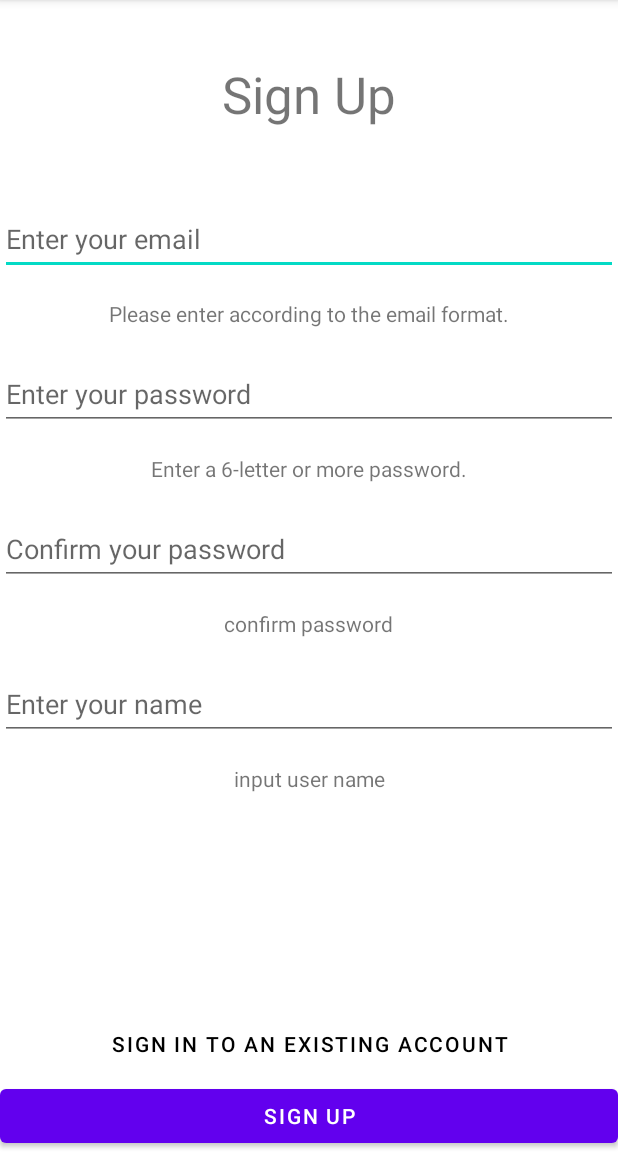
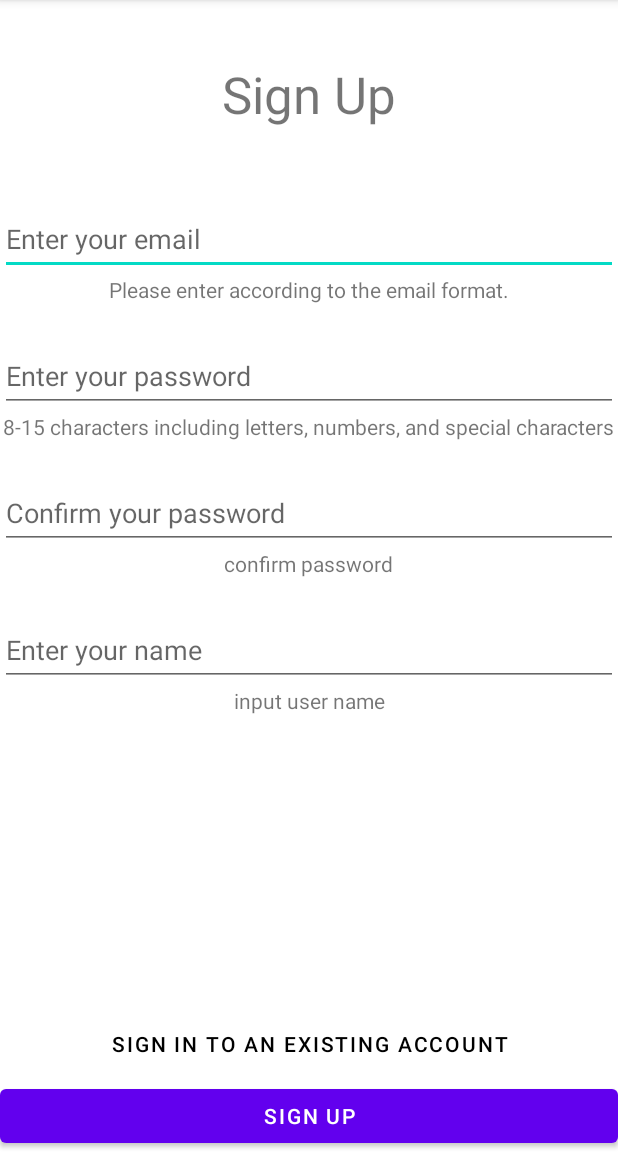
Before and after one commit to wookingwoo/shoppingmall-demo-app, an Android app: the SignupActivity screen opened directly, with no data from a screen before it, on a phone screen of 412 x 824 dp, the part 84-1236 px from its top. Run offline under Robolectric (Android 15) with nearby library versions, the phone set to English and light mode, and no system bars; our stand-ins replace Firebase (no records; nobody signed in at launch, a user with empty details on screens opened directly).

```diff
--- a/app/src/main/res/layout/activity_main.xml
+++ b/app/src/main/res/layout/activity_main.xml
@@ -10,7 +10,7 @@
         android:id="@+id/textView7"
         android:layout_width="wrap_content"
         android:layout_height="wrap_content"
-        android:layout_marginTop="40dp"
+        android:layout_marginTop="32dp"
         android:text="@string/shopping_cart"
         android:textSize="34sp"
         app:layout_constraintEnd_toEndOf="parent"
--- a/app/src/main/res/layout/activity_signup.xml
+++ b/app/src/main/res/layout/activity_signup.xml
@@ -10,7 +10,6 @@
         android:id="@+id/textView6"
         android:layout_width="wrap_content"
         android:layout_height="wrap_content"
-        android:layout_marginTop="16dp"
         android:text="@string/input_user_name"
         app:layout_constraintEnd_toEndOf="parent"
         app:layout_constraintStart_toStartOf="parent"
@@ -49,7 +48,7 @@
         android:id="@+id/et_pw"
         android:layout_width="0dp"
         android:layout_height="wrap_content"
-        android:layout_marginTop="20dp"
+        android:layout_marginTop="24dp"
         android:ems="10"
         android:hint="@string/enter_your_password"
         android:inputType="textPassword"
@@ -63,7 +62,7 @@
         android:id="@+id/et_confirmPW"
         android:layout_width="0dp"
         android:layout_height="wrap_content"
-        android:layout_marginTop="20dp"
+        android:layout_marginTop="24dp"
         android:ems="10"
         android:hint="@string/confirm_your_password"
         android:inputType="textPassword"
@@ -86,7 +85,6 @@
         android:id="@+id/textView"
         android:layout_width="wrap_content"
         android:layout_height="wrap_content"
-        android:layout_marginTop="16dp"
         android:text="@string/pw_lenth_6"
         app:layout_constraintEnd_toEndOf="parent"
         app:layout_constraintStart_toStartOf="parent"
@@ -96,7 +94,6 @@
         android:id="@+id/textView4"
         android:layout_width="wrap_content"
         android:layout_height="wrap_content"
-        android:layout_marginTop="16dp"
         android:text="@string/confirm_pw"
         app:layout_constraintEnd_toEndOf="parent"
         app:layout_constraintHorizontal_bias="0.498"
@@ -107,7 +104,6 @@
         android:id="@+id/textView2"
         android:layout_width="wrap_content"
         android:layout_height="wrap_content"
-        android:layout_marginTop="16dp"
         android:text="@string/email_hint"
         app:layout_constraintEnd_toEndOf="parent"
         app:layout_constraintHorizontal_bias="0.501"
@@ -129,7 +125,7 @@
         android:id="@+id/et_userName"
         android:layout_width="0dp"
         android:layout_height="wrap_content"
-        android:layout_marginTop="20dp"
+        android:layout_marginTop="24dp"
         android:ems="10"
         android:hint="@string/enter_your_name"
         android:inputType="textPersonName"
--- a/app/src/main/res/values/strings.xml
+++ b/app/src/main/res/values/strings.xml
@@ -1,14 +1,14 @@
 <resources>
     <string name="app_name">ShoppingmallDemo</string>
     <string name="sign_up">Sign Up</string>
-    <string name="shopping_cart">shopping cart</string>
+    <string name="shopping_cart">Shopping Cart</string>
     <string name="account_info" translatable="false">UserName\n(AccountEmail)</string>
     <string name="sign_in">Sign In</string>
     <string name="create_account">Create account</string>
     <string name="guest_login">Guest Login (Start without signing up)</string>
     <string name="input_user_name">input user name</string>
     <string name="sign_in_to_an_existing_account">Sign in to an existing account</string>
-    <string name="pw_lenth_6">Enter a 6-letter or more password.</string>
+    <string name="pw_lenth_6">8-15 characters including letters, numbers, and special characters</string>
     <string name="confirm_pw">confirm password</string>
     <string name="email_hint">Please enter according to the email format.</string>
     <string name="trade_name">trade name</string>
```
Also changed, not shown: app/src/main/java/com/wookingwoo/shoppingmalldemo/ItemListAdopter.java (+21 -1 lines), app/src/main/java/com/wookingwoo/shoppingmalldemo/MainActivity.java (+12 -6 lines), app/src/main/res/layout/list_item.xml (+5 -4 lines), 1 other file.
